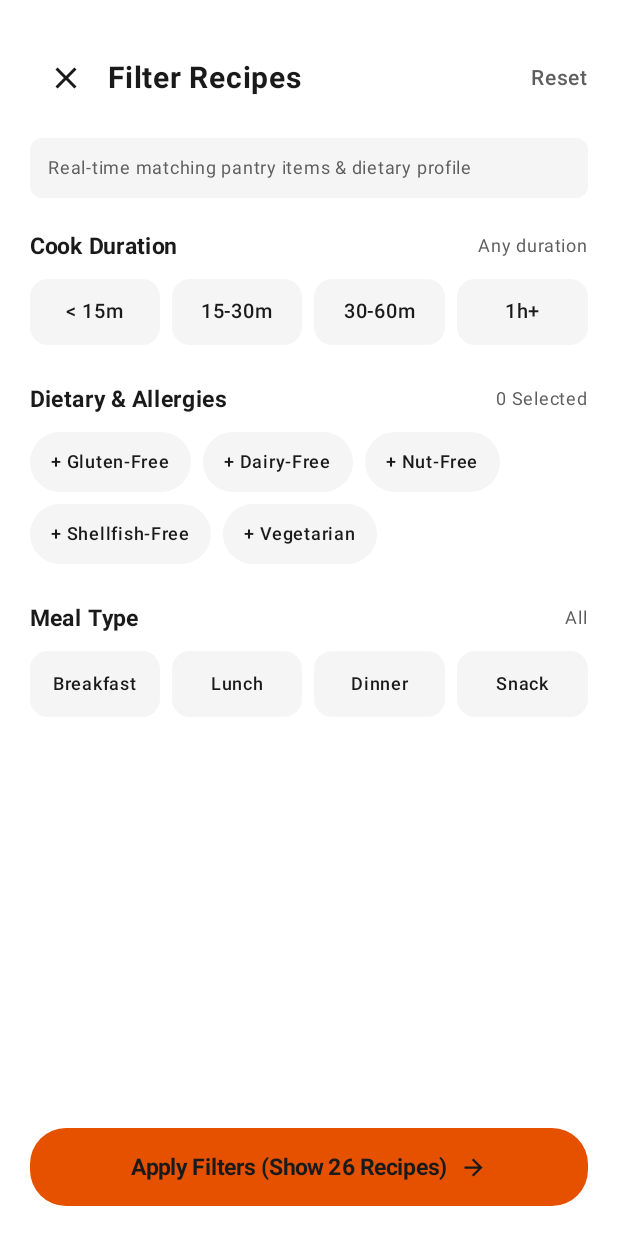
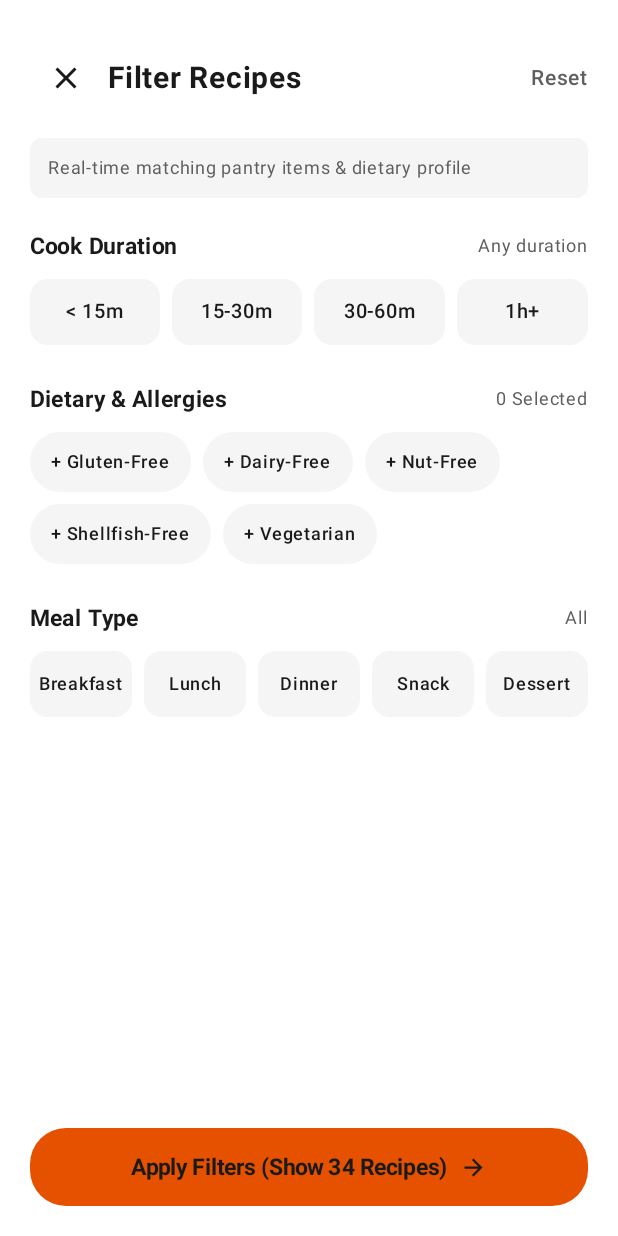
Before and after one commit to sapimasukgot/PAPB_Project, an Android app built with Jetpack Compose: the FilterModalScreen screen opened through its navigation route, on a phone screen of 412 x 824 dp. Run offline under Robolectric (Android 15) with nearby library versions, the phone set to English and light mode, and no system bars; our stand-ins replace Room's generated code.

Commit message:
feat: add breakfast and dessert recipes and polish creator mode ui

```diff
--- a/app/src/main/java/com/example/easycooking/data/repository/AppRepository.kt
+++ b/app/src/main/java/com/example/easycooking/data/repository/AppRepository.kt
@@ -906,6 +906,256 @@ class AppRepository(
                     ReviewItem("r26_1", "Vanessa R.", 5, "2d ago", "The salty feta with wilted spinach is a classic breakfast match! Fluffy and rich."),
                     ReviewItem("r26_2", "Gregory P.", 5, "4d ago", "Takes 10 minutes and keeps me fueled throughout entire morning.")
                 )
+            ),
+            Recipe(
+                id = "27",
+                title = "Fluffy Buttermilk Pancakes",
+                chefName = "Chef Maria",
+                difficulty = "Easy",
+                durationMinutes = 15,
+                calories = 350,
+                rating = 4.9,
+                reviewCount = 210,
+                isBookmarked = false,
+                category = "Breakfast",
+                dietaryBadges = listOf("Vegetarian", "Nut-Free"),
+                allergens = listOf("Gluten", "Dairy", "Eggs"),
+                defaultServings = 2,
+                ingredients = listOf(
+                    ing("27_1", "All-purpose flour", "unbleached flour", 200.0, "g", "Pantry Essentials", listOf("Gluten")),
+                    ing("27_2", "Fresh buttermilk", "cultured buttermilk", 250.0, "ml", "Dairy & Eggs", listOf("Dairy")),
+                    ing("27_3", "Large egg", "fresh free-range egg", 1.0, "pcs", "Dairy & Eggs", listOf("Eggs")),
+                    ing("27_4", "Melted butter", "unsalted butter", 2.0, "tbsp", "Dairy & Eggs", listOf("Dairy")),
+                    ing("27_5", "Pure maple syrup", "grade A dark maple", 2.0, "tbsp", "Pantry Essentials", emptyList())
+                ),
+                steps = listOf(
+                    RecipeStep(1, "Whisk Batter", "Whisk dry ingredients, then fold in buttermilk, egg, and melted butter gently.", 4, false, "Do not overmix; small lumps make the pancakes extra fluffy."),
+                    RecipeStep(2, "Griddle Cooking", "Ladle 1/4 cup batter onto a buttered non-stick skillet over medium heat.", 4, false, "Flip when small bubbles pop on surface and edges look set."),
+                    RecipeStep(3, "Stack & Drizzle", "Cook 2 minutes on second side until golden brown, stack high and top with maple syrup.", 2, true, "Serve steaming hot with extra whipped butter.")
+                ),
+                reviews = listOf(
+                    ReviewItem("r27_1", "Lucas M.", 5, "1d ago", "The fluffiest pancakes I've ever made at home! Kids loved them."),
+                    ReviewItem("r27_2", "Chloe R.", 5, "3d ago", "Pure weekend brunch perfection.")
+                )
+            ),
+            Recipe(
+                id = "28",
+                title = "Classic Shakshuka with Feta",
+                chefName = "Chef Alex",
+                difficulty = "Easy",
+                durationMinutes = 20,
+                calories = 290,
+                rating = 4.8,
+                reviewCount = 165,
+                isBookmarked = false,
+                category = "Breakfast",
+                dietaryBadges = listOf("Vegetarian", "Gluten-Free", "Low Carb"),
+                allergens = listOf("Eggs", "Dairy"),
+                defaultServings = 2,
+                ingredients = listOf(
+                    ing("28_1", "Large eggs", "fresh eggs", 3.0, "pcs", "Dairy & Eggs", listOf("Eggs")),
+                    ing("28_2", "Crushed tomatoes", "Italian canned tomatoes", 300.0, "g", "Pantry Essentials", emptyList()),
+                    ing("28_3", "Bell pepper", "diced red bell pepper", 1.0, "pcs", "Produce & Meat", emptyList()),
+                    ing("28_4", "Crumbled feta", "Greek feta cheese", 40.0, "g", "Dairy & Eggs", listOf("Dairy")),
+                    ing("28_5", "Olive oil", "extra virgin", 1.0, "tbsp", "Pantry Essentials", emptyList()),
+                    ing("28_6", "Ground cumin & paprika", "warm spice mix", 1.0, "tbsp", "Pantry Essentials", emptyList())
+                ),
+                steps = listOf(
+                    RecipeStep(1, "Simmer Tomato Sauce", "Saute diced peppers in olive oil with cumin and paprika, then simmer crushed tomatoes for 8 minutes.", 8, false, "Simmer until sauce thickens so eggs sit nicely on top."),
+                    RecipeStep(2, "Poach Eggs", "Make 3 wells in sauce, crack whole eggs inside, cover with lid on low heat for 6 minutes.", 6, false, "Keep whites firm while yolks stay deliciously runny."),
+                    RecipeStep(3, "Garnish & Serve", "Sprinkle crumbled feta and freshly chopped cilantro over skillet.", 2, true, "Serve directly from skillet with warm bread.")
+                ),
+                reviews = listOf(
+                    ReviewItem("r28_1", "Daniel S.", 5, "2d ago", "Bursting with smoky spiced tomato flavor! Perfect savory breakfast."),
+                    ReviewItem("r28_2", "Nadia B.", 5, "5d ago", "The runny yolks mixed into the feta tomato sauce is absolute heaven.")
+                )
+            ),
+            Recipe(
+                id = "29",
+                title = "Avocado Toast with Poached Egg",
+                chefName = "Chef Alex",
+                difficulty = "Easy",
+                durationMinutes = 10,
+                calories = 270,
+                rating = 4.9,
+                reviewCount = 230,
+                isBookmarked = false,
+                category = "Breakfast",
+                dietaryBadges = listOf("Vegetarian", "Dairy-Free", "Nut-Free"),
+                allergens = listOf("Gluten", "Eggs"),
+                defaultServings = 2,
+                ingredients = listOf(
+                    ing("29_1", "Sourdough bread", "artisan sourdough slices", 2.0, "pcs", "Pantry Essentials", listOf("Gluten")),
+                    ing("29_2", "Ripe avocado", "creamy ripe Haas avocado", 1.0, "pcs", "Produce & Meat", emptyList()),
+                    ing("29_3", "Fresh eggs", "large fresh eggs", 2.0, "pcs", "Dairy & Eggs", listOf("Eggs")),
+                    ing("29_4", "Red pepper flakes", "crushed chili flakes", 1.0, "tsp", "Pantry Essentials", emptyList()),
+                    ing("29_5", "Lemon juice", "freshly squeezed", 1.0, "tsp", "Produce & Meat", emptyList())
+                ),
+                steps = listOf(
+                    RecipeStep(1, "Toast Sourdough", "Toast artisan sourdough slices until deeply golden and crunchy on both sides.", 3, false, "Thick crunchy toast supports the creamy avocado without sogginess."),
+                    RecipeStep(2, "Mash Avocado", "Mash ripe avocado with fresh lemon juice, sea salt, and black pepper in a small bowl.", 2, false, "Leave small chunks for delightful textural contrast."),
+                    RecipeStep(3, "Poach Egg & Assemble", "Gently poach eggs in simmering vinegar water for 3 minutes, slide on top of avocado toast, and sprinkle chili flakes.", 4, true, "A dash of vinegar in water keeps egg whites tidy while poaching.")
+                ),
+                reviews = listOf(
+                    ReviewItem("r29_1", "Sarah P.", 5, "1d ago", "Cafe-quality avocado toast at home in under 10 minutes!"),
+                    ReviewItem("r29_2", "Ryan K.", 5, "4d ago", "The golden runny yolk over rich avocado is unbeatable.")
+                )
+            ),
+            Recipe(
+                id = "30",
+                title = "Apple Cinnamon Overnight Oats",
+                chefName = "Chef Alex",
+                difficulty = "Easy",
+                durationMinutes = 5,
+                calories = 240,
+                rating = 4.8,
+                reviewCount = 140,
+                isBookmarked = false,
+                category = "Breakfast",
+                dietaryBadges = listOf("Vegan", "Vegetarian", "Gluten-Free", "Dairy-Free"),
+                allergens = emptyList(),
+                defaultServings = 2,
+                ingredients = listOf(
+                    ing("30_1", "Rolled oats", "gluten-free rolled oats", 60.0, "g", "Pantry Essentials", emptyList()),
+                    ing("30_2", "Almond milk", "unsweetened almond milk", 150.0, "ml", "Specialty", emptyList()),
+                    ing("30_3", "Honeycrisp apple", "finely diced sweet apple", 1.0, "pcs", "Produce & Meat", emptyList()),
+                    ing("30_4", "Ground cinnamon", "fragrant Ceylon cinnamon", 1.0, "tsp", "Pantry Essentials", emptyList()),
+                    ing("30_5", "Pure maple syrup", "dark maple syrup", 1.0, "tbsp", "Pantry Essentials", emptyList()),
+                    ing("30_6", "Chia seeds", "black chia seeds", 1.0, "tbsp", "Pantry Essentials", emptyList())
+                ),
+                steps = listOf(
+                    RecipeStep(1, "Combine Oats & Milk", "In a mason jar, combine rolled oats, chia seeds, cinnamon, and chilled almond milk.", 2, false, "Chia seeds absorb liquid giving the oats an ultra-creamy consistency."),
+                    RecipeStep(2, "Add Apples & Maple", "Stir in freshly diced sweet apples and pure maple syrup until well distributed.", 2, false, "Diced apples retain their crisp bite overnight."),
+                    RecipeStep(3, "Chill Overnight", "Seal jar and refrigerate overnight. Enjoy chilled straight from jar or gently warmed.", 1, true, "Effortless grab-and-go morning fuel packed with whole grains.")
+                ),
+                reviews = listOf(
+                    ReviewItem("r30_1", "Emma W.", 5, "2d ago", "Tastes like healthy apple pie in a jar! Saves me so much time before work."),
+                    ReviewItem("r30_2", "Brian L.", 5, "6d ago", "Creamy, naturally sweet, and very satisfying.")
+                )
+            ),
+            Recipe(
+                id = "31",
+                title = "Molten Chocolate Lava Cake",
+                chefName = "Chef Elena Vance",
+                difficulty = "Medium",
+                durationMinutes = 20,
+                calories = 380,
+                rating = 5.0,
+                reviewCount = 310,
+                isBookmarked = false,
+                category = "Dessert",
+                dietaryBadges = listOf("Vegetarian", "Nut-Free"),
+                allergens = listOf("Gluten", "Dairy", "Eggs"),
+                defaultServings = 2,
+                ingredients = listOf(
+                    ing("31_1", "Dark chocolate", "70% bittersweet chocolate", 120.0, "g", "Specialty", listOf("Dairy")),
+                    ing("31_2", "Unsalted butter", "pure creamy butter", 60.0, "g", "Dairy & Eggs", listOf("Dairy")),
+                    ing("31_3", "Large eggs", "whole eggs", 2.0, "pcs", "Dairy & Eggs", listOf("Eggs")),
+                    ing("31_4", "Powdered sugar", "confectioners sugar", 40.0, "g", "Pantry Essentials", emptyList()),
+                    ing("31_5", "All-purpose flour", "fine pastry flour", 30.0, "g", "Pantry Essentials", listOf("Gluten"))
+                ),
+                steps = listOf(
+                    RecipeStep(1, "Melt Chocolate & Butter", "Gently melt dark chocolate and butter cubes in a heatproof bowl over simmering water until glossy smooth.", 4, false, "Do not let water touch bottom of bowl to prevent chocolate from seizing."),
+                    RecipeStep(2, "Whisk Batter", "Whisk eggs and sugar until pale and fluffy, fold in melted chocolate, and sift flour gently.", 4, false, "Gentle folding keeps the cake light with a molten center."),
+                    RecipeStep(3, "Bake Lava Center", "Bake in buttered ramekins at 220C for exactly 11 minutes until edges are set but center jiggles gently.", 11, true, "Invert immediately onto plate and dust with powdered sugar.")
+                ),
+                reviews = listOf(
+                    ReviewItem("r31_1", "Isabella M.", 5, "1d ago", "Rich, gooey chocolate river poured out of the center! Absolute showstopper dessert."),
+                    ReviewItem("r31_2", "David T.", 5, "3d ago", "Followed the 11-minute timer and the lava center was flawless.")
+                )
+            ),
+            Recipe(
+                id = "32",
+                title = "Classic Italian Tiramisu",
+                chefName = "Chef Marco",
+                difficulty = "Medium",
+                durationMinutes = 15,
+                calories = 320,
+                rating = 4.9,
+                reviewCount = 275,
+                isBookmarked = false,
+                category = "Dessert",
+                dietaryBadges = listOf("Vegetarian", "Nut-Free"),
+                allergens = listOf("Gluten", "Dairy", "Eggs"),
+                defaultServings = 2,
+                ingredients = listOf(
+                    ing("32_1", "Ladyfinger biscuits", "savoiardi biscuits", 150.0, "g", "Pantry Essentials", listOf("Gluten", "Eggs")),
+                    ing("32_2", "Mascarpone cheese", "rich Italian mascarpone", 250.0, "g", "Dairy & Eggs", listOf("Dairy")),
+                    ing("32_3", "Espresso coffee", "chilled fresh espresso", 150.0, "ml", "Specialty", emptyList()),
+                    ing("32_4", "Heavy whipping cream", "cold cream", 120.0, "ml", "Dairy & Eggs", listOf("Dairy")),
+                    ing("32_5", "Cocoa powder", "dutch processed dark cocoa", 2.0, "tbsp", "Specialty", emptyList())
+                ),
+                steps = listOf(
+                    RecipeStep(1, "Whip Mascarpone Cream", "Whip cold mascarpone with heavy cream and sugar until stiff velvety peaks form.", 5, false, "Cold ingredients ensure the cream whips firmly without separating."),
+                    RecipeStep(2, "Dip Ladyfingers", "Quickly dip ladyfingers into cooled espresso for 1 second per side and arrange in dish.", 4, false, "A quick dip prevents ladyfingers from turning soggy."),
+                    RecipeStep(3, "Layer & Dust Cocoa", "Spread half the mascarpone cream, repeat with second layer of biscuits, and dust generously with dark cocoa powder.", 4, true, "Chill 2 hours before slicing for clean, elegant layers.")
+                ),
+                reviews = listOf(
+                    ReviewItem("r32_1", "Marco B.", 5, "2d ago", "Tastes like authentic Roman trattoria tiramisu! Heavenly texture."),
+                    ReviewItem("r32_2", "Clara K.", 5, "5d ago", "So easy to assemble and everyone asked for seconds.")
+                )
+            ),
+            Recipe(
+                id = "33",
+                title = "Warm Berry Crisp",
+                chefName = "Chef Alex",
+                difficulty = "Easy",
+                durationMinutes = 30,
+                calories = 260,
+                rating = 4.8,
+                reviewCount = 160,
+                isBookmarked = false,
+                category = "Dessert",
+                dietaryBadges = listOf("Vegan", "Vegetarian", "Gluten-Free", "Dairy-Free"),
+                allergens = emptyList(),
+                defaultServings = 2,
+                ingredients = listOf(
+                    ing("33_1", "Mixed berries", "fresh or frozen berries", 300.0, "g", "Produce & Meat", emptyList()),
+                    ing("33_2", "Rolled oats", "gluten-free rolled oats", 80.0, "g", "Pantry Essentials", emptyList()),
+                    ing("33_3", "Coconut oil", "melted virgin coconut oil", 2.0, "tbsp", "Pantry Essentials", emptyList()),
+                    ing("33_4", "Pure maple syrup", "amber maple syrup", 3.0, "tbsp", "Pantry Essentials", emptyList()),
+                    ing("33_5", "Tapioca starch", "pure tapioca starch", 1.0, "tbsp", "Pantry Essentials", emptyList())
+                ),
+                steps = listOf(
+                    RecipeStep(1, "Toss Berry Base", "Toss mixed berries with 1 tbsp maple syrup and tapioca starch in baking dish.", 3, false, "Tapioca starch thickens juicy berry juices into a rich compote."),
+                    RecipeStep(2, "Mix Oat Crisp", "Mix rolled oats, cinnamon, melted coconut oil, and remaining maple syrup until crumbly.", 3, false, "Rub mixture with fingers to create golden crispy oat clusters."),
+                    RecipeStep(3, "Bake Golden Brown", "Scatter oat topping over berries and bake at 180C for 22 minutes until bubbling and crisp.", 22, true, "Delicious served warm with dairy-free vanilla bean ice cream.")
+                ),
+                reviews = listOf(
+                    ReviewItem("r33_1", "Hannah G.", 5, "1d ago", "Warm, jammy berries with crunchy sweet oat topping. Super comforting!"),
+                    ReviewItem("r33_2", "Samuel V.", 5, "4d ago", "Love that it is naturally sweetened and gluten-free. Will make often.")
+                )
+            ),
+            Recipe(
+                id = "34",
+                title = "Mango Chia Coconut Parfait",
+                chefName = "Chef Alex",
+                difficulty = "Easy",
+                durationMinutes = 10,
+                calories = 190,
+                rating = 4.9,
+                reviewCount = 115,
+                isBookmarked = false,
+                category = "Dessert",
+                dietaryBadges = listOf("Vegan", "Vegetarian", "Gluten-Free", "Dairy-Free", "Nut-Free"),
+                allergens = emptyList(),
+                defaultServings = 2,
+                ingredients = listOf(
+                    ing("34_1", "Fresh mango puree", "ripe sweet mango puree", 150.0, "g", "Produce & Meat", emptyList()),
+                    ing("34_2", "Coconut milk", "full fat creamy coconut milk", 150.0, "ml", "Specialty", emptyList()),
+                    ing("34_3", "Black chia seeds", "raw chia seeds", 3.0, "tbsp", "Pantry Essentials", emptyList()),
+                    ing("34_4", "Toasted coconut shreds", "golden toasted coconut", 20.0, "g", "Specialty", emptyList()),
+                    ing("34_5", "Fresh mint", "fresh fragrant sprigs", 4.0, "pcs", "Produce & Meat", emptyList())
+                ),
+                steps = listOf(
+                    RecipeStep(1, "Prepare Chia Cream", "Whisk chia seeds and coconut milk with a hint of vanilla until thick and creamy.", 3, false, "Coconut milk creates a rich custard-like dessert pudding."),
+                    RecipeStep(2, "Puree Ripe Mango", "Blend sweet ripe mango flesh until silky smooth and brightly golden.", 3, false, "Use naturally sweet mangoes so no added sugar is needed."),
+                    RecipeStep(3, "Layer & Garnish", "Alternate layers of coconut chia pudding and vibrant mango puree in glasses, topping with toasted coconut shreds and mint.", 3, true, "Light, guilt-free tropical dessert.")
+                ),
+                reviews = listOf(
+                    ReviewItem("r34_1", "Lily A.", 5, "3d ago", "So light, refreshing, and beautifully layered! Perfect summer dessert."),
+                    ReviewItem("r34_2", "George K.", 5, "1w ago", "Creamy coconut and sweet mango are a match made in paradise.")
+                )
             )
         )
     }
--- a/app/src/main/java/com/example/easycooking/ui/screens/AccountScreen.kt
+++ b/app/src/main/java/com/example/easycooking/ui/screens/AccountScreen.kt
@@ -86,6 +86,9 @@ fun AccountScreen(
     val loggedInName by viewModel.loggedInName.collectAsState()
     val loggedInEmail by viewModel.loggedInEmail.collectAsState()
     val allRecipes by viewModel.recipes.collectAsState()
+    val myPublishedRecipes = allRecipes.filter {
+        it.chefName.equals(loggedInName, ignoreCase = true) || it.id.startsWith("user_rec_")
+    }
     var showAuthDialog by remember { mutableStateOf(false) }
     var authDialogReason by remember { mutableStateOf("") }
     var showDeleteAccountDialog by remember { mutableStateOf(false) }
@@ -342,7 +345,7 @@ fun AccountScreen(
                     AccountMenuItem(
                         title = "Switch to Creator View",
                         subtitle = "View published recipes & analytics",
-                        trailingBadge = "Pro Mode",
+                        trailingBadge = "Creator",
                         onClick = {
                             if (isLoggedIn) {
                                 isCreatorMode = true
@@ -394,7 +397,7 @@ fun AccountScreen(
                 Spacer(modifier = Modifier.height(16.dp))
 
                 Text(
-                    text = "Savor Kitchen Companion | v2.4.0 (Guest)",
+                    text = "Savor Kitchen Companion | v2.4.0 (${if (isLoggedIn) "Registered User" else "Guest"})",
                     fontSize = 11.sp,
                     color = DarkTextSecondary,
                     textAlign = TextAlign.Center,
@@ -426,7 +429,7 @@ fun AccountScreen(
                             Spacer(modifier = Modifier.width(12.dp))
                             Column(modifier = Modifier.weight(1f)) {
                                 Row(verticalAlignment = Alignment.CenterVertically) {
-                                    Text("Chef Elena Vance", fontSize = 16.sp, fontWeight = FontWeight.Bold, color = DarkText)
+                                    Text(loggedInName.ifBlank { "Creator" }, fontSize = 16.sp, fontWeight = FontWeight.Bold, color = DarkText)
                                     Spacer(modifier = Modifier.width(6.dp))
                                     Box(
                                         modifier = Modifier
@@ -434,13 +437,17 @@ fun AccountScreen(
                                             .background(PrimaryYellow)
                                             .padding(horizontal = 6.dp, vertical = 2.dp)
                                     ) {
-                                        Text("Pro", fontSize = 9.sp, fontWeight = FontWeight.Bold, color = DarkText)
+                                        Text("Creator", fontSize = 9.sp, fontWeight = FontWeight.Bold, color = DarkText)
                                     }
                                 }
-                                Text("5 Published | 1.4k Total Cooks", fontSize = 12.sp, color = DarkTextSecondary)
+                                Text("${myPublishedRecipes.size} Published", fontSize = 12.sp, color = DarkTextSecondary)
                             }
                             Row(verticalAlignment = Alignment.CenterVertically) {
-                                Text("4.9", fontSize = 14.sp, fontWeight = FontWeight.Bold, color = DarkText)
+                                val avgRating = if (myPublishedRecipes.isNotEmpty()) {
+                                    val avg = myPublishedRecipes.map { it.rating }.average()
+                                    Math.round(avg * 10.0) / 10.0
+                                } else 5.0
+                                Text(avgRating.toString(), fontSize = 14.sp, fontWeight = FontWeight.Bold, color = DarkText)
                                 Icon(Icons.Filled.Star, contentDescription = null, tint = StarYellow, modifier = Modifier.size(16.dp))
                             }
                         }
@@ -448,7 +455,7 @@ fun AccountScreen(
                         Spacer(modifier = Modifier.height(10.dp))
 
                         Text(
-                            text = "Switch to Guest View",
+                            text = "Exit Creator Mode",
                             fontSize = 12.sp,
                             fontWeight = FontWeight.SemiBold,
                             color = Color(0xFFB45309),
@@ -459,10 +466,6 @@ fun AccountScreen(
                     }
                 }
                 Spacer(modifier = Modifier.height(16.dp))
-            }
-
-            val myPublishedRecipes = allRecipes.filter {
-                it.chefName.equals(loggedInName, ignoreCase = true) || it.id.startsWith("user_rec_")
             }
 
             item {
--- a/app/src/main/java/com/example/easycooking/ui/screens/BookmarkScreen.kt
+++ b/app/src/main/java/com/example/easycooking/ui/screens/BookmarkScreen.kt
@@ -211,7 +211,7 @@ fun SavedScreen(
                 val filteredRecipes = when (selectedCategory) {
                     "All" -> savedRecipes
                     "Quick Dinners" -> savedRecipes.filter { it.category.contains("Dinner", ignoreCase = true) || it.durationMinutes <= 30 }
-                    else -> savedRecipes.filter { it.category.equals(selectedCategory, ignoreCase = true) }
+                    else -> savedRecipes.filter { it.category.contains(selectedCategory.trimEnd('s'), ignoreCase = true) }
                 }
                 val chunkedList = filteredRecipes.chunked(2)
 
--- a/app/src/main/java/com/example/easycooking/ui/screens/DiscoverScreen.kt
+++ b/app/src/main/java/com/example/easycooking/ui/screens/DiscoverScreen.kt
@@ -492,7 +492,7 @@ fun FilterModalScreen(
 
     val durations = listOf("< 15m", "15-30m", "30-60m", "1h+")
     val dietaries = listOf("Gluten-Free", "Dairy-Free", "Nut-Free", "Shellfish-Free", "Vegetarian")
-    val mealTypes = listOf("Breakfast", "Lunch", "Dinner", "Snack")
+    val mealTypes = listOf("Breakfast", "Lunch", "Dinner", "Snack", "Dessert")
 
     Column(
         modifier = Modifier
```
